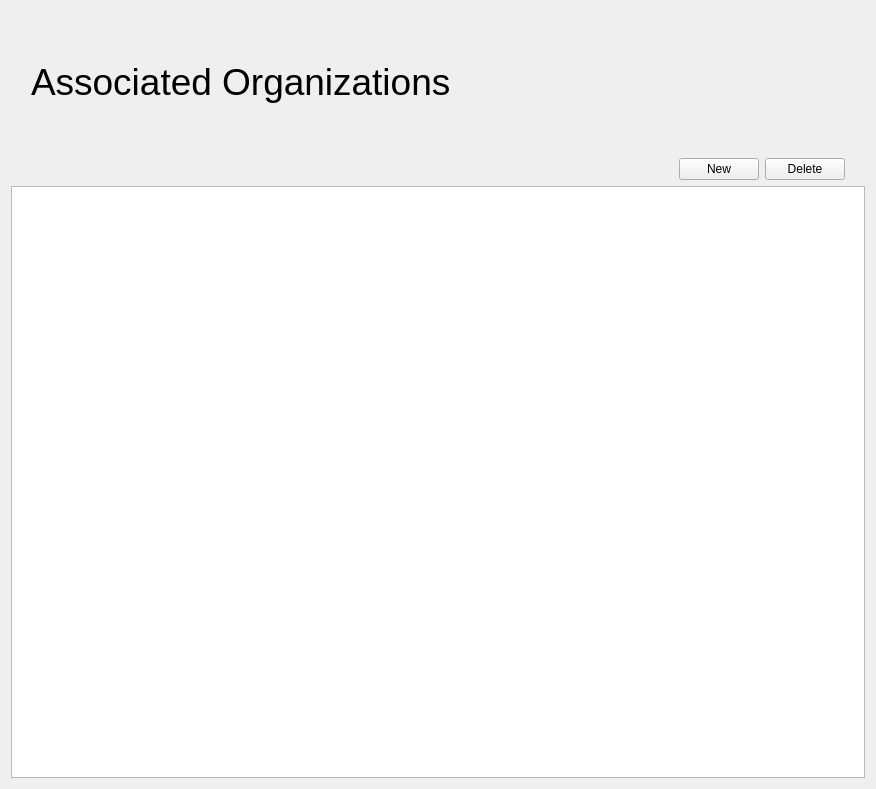
Above: ui/widgets/organizationWidget.ui from ahmedivy/hr-ms before the change. Below: the same form after it.
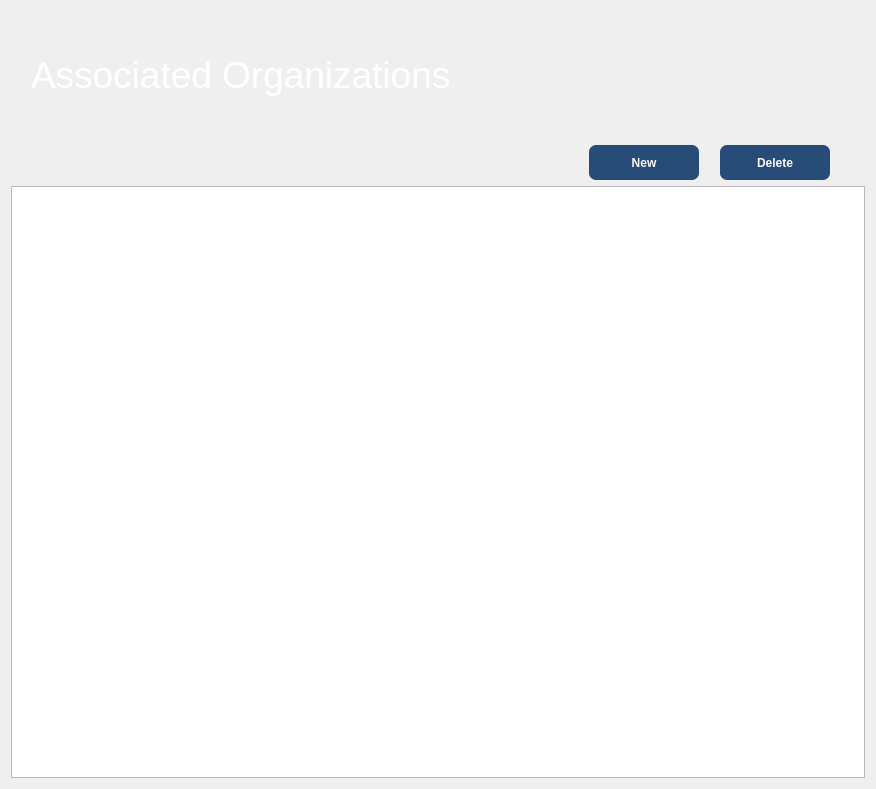
That is the form after the change.

Patch:
```diff
--- a/ui/widgets/organizationWidget.ui
+++ b/ui/widgets/organizationWidget.ui
@@ -33,6 +33,9 @@
              <pointsize>28</pointsize>
             </font>
            </property>
+           <property name="styleSheet">
+            <string notr="true">color:white</string>
+           </property>
            <property name="text">
             <string>Associated Organizations</string>
            </property>
@@ -55,6 +58,35 @@
            </item>
            <item>
             <widget class="QPushButton" name="newButton">
+             <property name="styleSheet">
+              <string notr="true">QPushButton{
+background-color: #274c77;
+color:#FFFAFB;
+font:bold;
+padding: 5px;
+border-radius:7px;
+width: 100px;
+margin-right:15px;
+height: 25px;
+}
+
+QPushButton:hover {
+  background-color: #4cc9f0;
+  color:black;
+font:bold;
+padding: 5px;
+border-radius:7px;
+}
+
+QPushButton:clicked{
+ background-color: rgb(255, 233, 67);
+  color:black;
+font:bold;
+padding: 3px;
+border-radius:10px;
+
+}</string>
+             </property>
              <property name="text">
               <string>New</string>
              </property>
@@ -62,6 +94,35 @@
            </item>
            <item>
             <widget class="QPushButton" name="deleteButton">
+             <property name="styleSheet">
+              <string notr="true">QPushButton{
+background-color: #274c77;
+color:#FFFAFB;
+font:bold;
+padding: 5px;
+border-radius:7px;
+width: 100px;
+margin-right:15px;
+height: 25px;
+}
+
+QPushButton:hover {
+  background-color: #4cc9f0;
+  color:black;
+font:bold;
+padding: 5px;
+border-radius:7px;
+}
+
+QPushButton:clicked{
+ background-color: rgb(255, 233, 67);
+  color:black;
+font:bold;
+padding: 3px;
+border-radius:10px;
+
+}</string>
+             </property>
              <property name="text">
               <string>Delete</string>
              </property>
```
